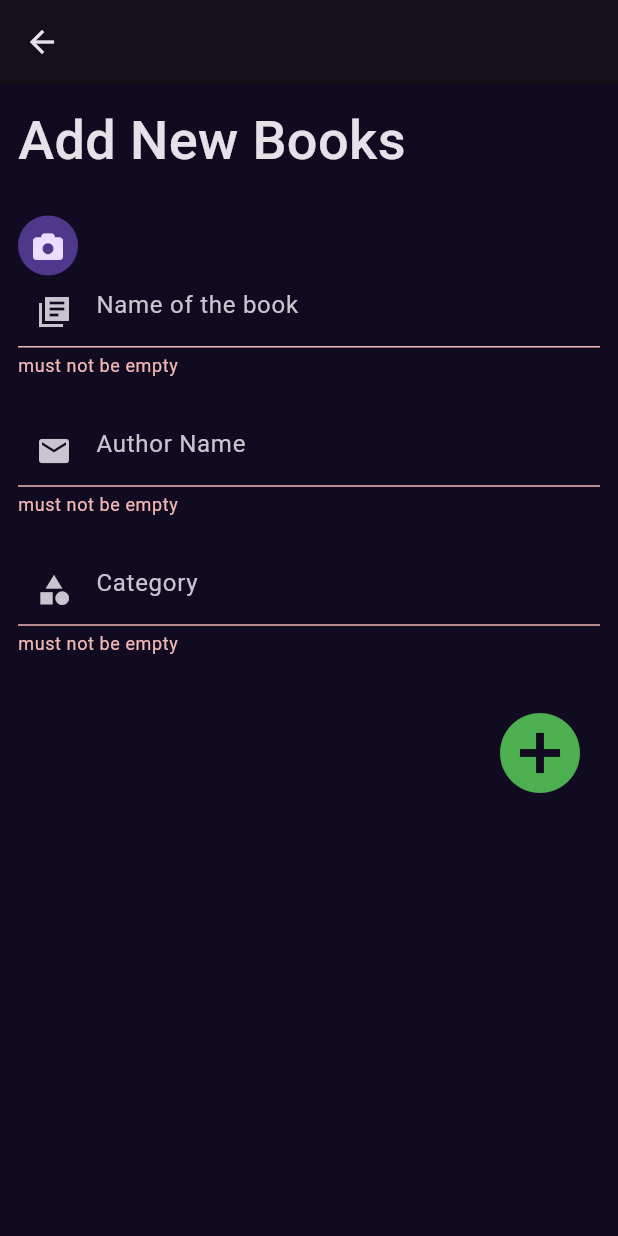
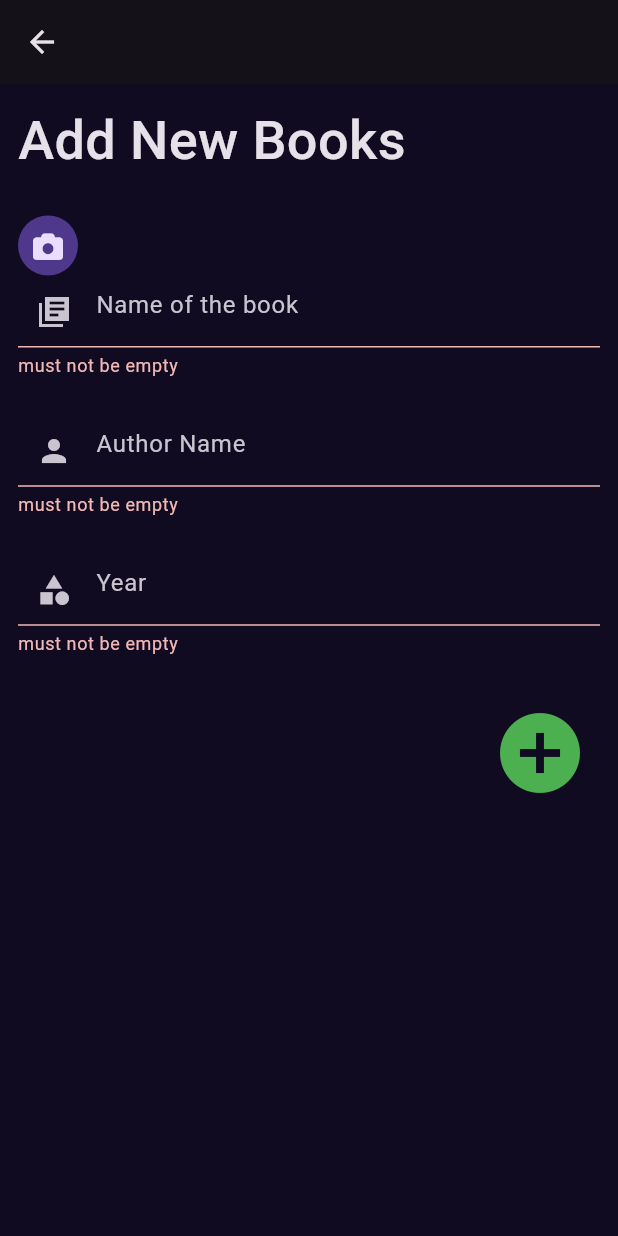
Before and after one commit to makdad-raee/books_test_app, a Flutter app: the screen it shows after launch, item 3 of the bottom bar chosen, after a tap on the "add circle" icon, on a phone screen of 412 x 824 dp. Run offline on Flutter 3.47's test engine with Material 3 defaults, Android fonts, the phone set to English and light mode, and no system bars; our stand-ins replace cached_network_image, flutter_bloc, font_awesome_flutter, get, hive, hive_flutter and 1 more; accounts and stored records are empty; network calls fail.

Commit message:
add hive and store the books localy and get from local database

```diff
--- a/lib/Features/AddNewBooks/data/models/books_model.dart
+++ b/lib/Features/AddNewBooks/data/models/books_model.dart
@@ -3,14 +3,17 @@ part 'books_model.g.dart';
 
 @HiveType(typeId: 0)
 class BooksModel extends HiveObject {
-  @HiveType(typeId: 0)
-  final String name;
-  @HiveType(typeId: 1)
-  final String author;
-  @HiveType(typeId: 2)
-  final String image;
-  @HiveType(typeId: 3)
-  final String category;
+  @HiveField(0)
+  String name;
+
+  @HiveField(1)
+  late String author;
+
+  @HiveField(2)
+  late String image;
+
+  @HiveField(3)
+  late String category;
 
   BooksModel({
     required this.name,
--- a/lib/Features/AddNewBooks/data/presentation/views/widgets/add_new_book_view_body.dart
+++ b/lib/Features/AddNewBooks/data/presentation/views/widgets/add_new_book_view_body.dart
@@ -1,8 +1,11 @@
+import 'package:books_test_app/Features/AddNewBooks/data/models/books_model.dart';
 import 'package:books_test_app/Features/manger/cubit/books_cubit.dart';
 import 'package:books_test_app/Features/manger/cubit/books_state.dart';
+import 'package:books_test_app/constants.dart';
 import 'package:flutter/material.dart';
 import 'package:flutter_bloc/flutter_bloc.dart';
 import 'package:font_awesome_flutter/font_awesome_flutter.dart';
+import 'package:get/get.dart';
 
 class AddNewBooksViewBody extends StatefulWidget {
   const AddNewBooksViewBody({super.key});
@@ -44,9 +47,7 @@ class _AddNewBooksViewBodyState extends State<AddNewBooksViewBody> {
                     //backgroundColor: Theme.scaffoldBackgroundColor,
                     radius: 20,
                     child: IconButton(
-                              onPressed: () {
-
-                              },
+                      onPressed: () {},
                       icon: const Icon(
                         FontAwesomeIcons.camera,
                         size: 20,
@@ -63,14 +64,14 @@ class _AddNewBooksViewBodyState extends State<AddNewBooksViewBody> {
                   CustomTExtFormField(
                       controller: nameController,
                       hintText: 'Author Name',
-                      icon: Icons.mail),
+                      icon: Icons.person),
                   SizedBox(
                     height: height * 0.03,
                   ),
                   CustomTExtFormField(
                       controller: autherNamecontroller,
-                      hintText: 'Category',
-                      textInputType: TextInputType.emailAddress,
+                      hintText: 'Year',
+                      textInputType: TextInputType.number,
                       icon: Icons.category),
                   SizedBox(
                     height: height * 0.03,
@@ -82,12 +83,18 @@ class _AddNewBooksViewBodyState extends State<AddNewBooksViewBody> {
                         alignment: Alignment.center,
                         child: IconButton(
                           onPressed: () {
-                            if (formkey.currentState!.validate()) {
-                              BookCubit.get(context).addBooks(
+                            BooksModel bookmodel = BooksModel(
                                 name: nameController.text,
                                 author: autherNamecontroller.text,
-                                  image: '',
+                                image: bookPic,
                                 category: ctegorycontroller.text);
+                            if (formkey.currentState!.validate()) {
+                              BookCubit.get(context)
+                                  .addBook(bookmodel: bookmodel);
+                                  Navigator.of(context).pop();
+                                  setState(() {
+
+                                  });
                             }
                           },
                           icon: const Icon(
--- a/lib/Features/Book Details/data/presenation/views/widgets/book_list_view_item.dart
+++ b/lib/Features/Book Details/data/presenation/views/widgets/book_list_view_item.dart
@@ -1,26 +1,39 @@
 import 'package:books_test_app/Features/AddNewBooks/data/models/books_model.dart';
 import 'package:books_test_app/Features/Book%20Details/data/presenation/views/book_details_view.dart';
 import 'package:books_test_app/Features/Book%20Details/data/presenation/views/widgets/custom_book_image.dart';
+import 'package:books_test_app/Features/manger/cubit/books_cubit.dart';
 import 'package:books_test_app/constants.dart';
 import 'package:flutter/material.dart';
 
-class BookListViewItem extends StatelessWidget {
+class BookListViewItem extends StatefulWidget {
   const BookListViewItem({
-    super.key, required this.booksModel,
+    super.key,
+    required this.booksModel,
+    this.isInFavouriteList = false,
   });
   final BooksModel booksModel;
+  final bool isInFavouriteList;
+  @override
+  State<BookListViewItem> createState() => _BookListViewItemState();
+}
+
+class _BookListViewItemState extends State<BookListViewItem> {
+  bool isfavourite = false;
 
   @override
   Widget build(BuildContext context) {
-    return GestureDetector(
-      onTap: () {
-       Navigator.of(context).push(MaterialPageRoute(builder: (context) =>  BookDetailsView(booksModel: booksModel),));
-      },
-      child: SizedBox(
+    return SizedBox(
       height: 105,
       child: Row(
         children: [
-            CustomBookImage(bookPic:booksModel.image),
+          GestureDetector(
+              onTap: () {
+                Navigator.of(context).push(MaterialPageRoute(
+                  builder: (context) =>
+                      BookDetailsView(booksModel: widget.booksModel),
+                ));
+              },
+              child: CustomBookImage(bookPic: widget.booksModel.image)),
           const SizedBox(
             width: 30,
           ),
@@ -30,34 +43,45 @@ class BookListViewItem extends StatelessWidget {
               children: [
                 SizedBox(
                   width: MediaQuery.of(context).size.width * 0.5,
-                    child:  Text(
-                      booksModel.name,
+                  child: Text(
+                    widget.booksModel.name,
                     style: style20,
                     overflow: TextOverflow.ellipsis,
                     maxLines: 1,
-
                   ),
                 ),
                 const SizedBox(
                   height: 3,
                 ),
-                  Text(booksModel.author,
-                    style: TextStyle(color: Colors.white54,fontStyle: FontStyle.italic),
+                Text(
+                  widget.booksModel.author,
+                  style: const TextStyle(
+                      color: Colors.white54, fontStyle: FontStyle.italic),
                 ),
                 const SizedBox(
                   height: 3,
                 ),
                 Row(
                   children: [
-                      Text(
+                    const Text(
                       'Free',
-                       style: TextStyle(fontWeight: FontWeight.bold,fontStyle: FontStyle.italic),
+                      style: TextStyle(
+                          fontWeight: FontWeight.bold,
+                          fontStyle: FontStyle.italic),
                     ),
                     const Spacer(),
-                      // BookRating(
-                      //   rating: booksModel.volumeInfo.maturityRating??"0",
-                      //   count: booksModel.volumeInfo.pageCount??0,
-                      // )
+                    !widget.isInFavouriteList
+                        ? GestureDetector(
+                            onTap: () {
+                              isfavourite = !isfavourite;
+                              print(isfavourite.toString());
+                              BookCubit.get(context).addFavouriteBook(
+                                  bookmodel: widget.booksModel);
+                              setState(() {});
+                            },
+                            child: Icon(Icons.favorite_outlined,
+                                color: isfavourite ? Colors.red : Colors.grey))
+                        : const SizedBox(),
                   ],
                 )
               ],
@@ -65,7 +89,6 @@ class BookListViewItem extends StatelessWidget {
           )
         ],
       ),
-      ),
     );
   }
 }
--- a/lib/Features/Book Details/data/presenation/views/widgets/custom_book_image.dart
+++ b/lib/Features/Book Details/data/presenation/views/widgets/custom_book_image.dart
@@ -1,10 +1,9 @@
-import 'package:books_test_app/constants.dart';
 import 'package:cached_network_image/cached_network_image.dart';
 import 'package:flutter/material.dart';
 
 class CustomBookImage extends StatelessWidget {
   const CustomBookImage({super.key, l, required this.bookPic});
-final String bookPic;
+  final String bookPic;
   @override
   Widget build(BuildContext context) {
     return ClipRRect(
--- a/lib/Features/Book Details/data/presenation/views/widgets/newest_book_list_view.dart
+++ b/lib/Features/Book Details/data/presenation/views/widgets/newest_book_list_view.dart
@@ -2,8 +2,8 @@ import 'package:books_test_app/Features/Book%20Details/data/presenation/views/wi
 import 'package:books_test_app/core/utils/Books/books.dart';
 import 'package:flutter/material.dart';
 
-class BestSellerListView extends StatelessWidget {
-  const BestSellerListView({super.key});
+class NewsetBookListView extends StatelessWidget {
+  const NewsetBookListView({super.key});
 
   @override
   Widget build(BuildContext context) {
--- a/lib/Features/Home/presentation/views/widgets/home_view_body.dart
+++ b/lib/Features/Home/presentation/views/widgets/home_view_body.dart
@@ -34,7 +34,7 @@ class HomeViewBody extends StatelessWidget {
         const SliverFillRemaining(
             child: Padding(
           padding: EdgeInsets.symmetric(horizontal: 30),
-          child: BestSellerListView(),
+          child: NewsetBookListView(),
         ))
       ],
     );
--- a/lib/Features/manger/cubit/books_state.dart
+++ b/lib/Features/manger/cubit/books_state.dart
@@ -19,3 +19,15 @@ class AddNewBooksLoadigState extends BooksState {}
 class AddNewBooksErrorState extends BooksState {}
 
 class AddNewBookssucessState extends BooksState {}
+
+class FavouriteBookState extends BooksState {}
+
+class GetNewBookLoadingState extends BooksState {}
+
+class GetNewBookssucessState extends BooksState {}
+
+class GetNewBooksErrorState extends BooksState {}
+
+class GetFavouriteBookssucessState extends BooksState {}
+
+class GetFavouriteBooksErrorState extends BooksState {}
--- a/lib/main.dart
+++ b/lib/main.dart
@@ -1,14 +1,29 @@
 import 'package:books_test_app/Features/AddNewBooks/data/models/books_model.dart';
+import 'package:books_test_app/Features/manger/cubit/observer/cubit_observer.dart';
 import 'package:books_test_app/Features/splash/presentation/views/splash_view.dart';
 import 'package:books_test_app/constants.dart';
 import 'package:flutter/material.dart';
+import 'package:flutter_bloc/flutter_bloc.dart';
 import 'package:get/get.dart';
 import 'package:hive_flutter/hive_flutter.dart';
+import 'package:path_provider/path_provider.dart';
 
-void main()async {
+Future<Box> openHiveBox({required String boxName}) async {
+  if (!Hive.isBoxOpen(boxName)) {
+    Hive.init((await getApplicationDocumentsDirectory()).path);
+  }
+  return await Hive.openBox<BooksModel>(boxName);
+}
+
+void main() async {
+  WidgetsFlutterBinding.ensureInitialized();
+  Bloc.observer = SimpleBlocObserver();
+
   await Hive.initFlutter();
- await Hive.openBox(boxName);
- Hive.registerAdapter(BooksModelAdapter());
+  Hive.registerAdapter(BooksModelAdapter());
+  await Hive.openBox<BooksModel>('books');
+    await Hive.openBox<BooksModel>('favourites');
+
   runApp(const MyApp());
 }
 
--- a/pubspec.yaml
+++ b/pubspec.yaml
@@ -42,6 +42,7 @@ dependencies:
   image_picker: ^1.0.8
   hive_flutter: ^1.1.0
   hive: ^2.2.3
+  path_provider: ^2.1.3
 
 dev_dependencies:
   hive_generator: ^2.0.1
```
Also changed, not shown: lib/Features/Book Details/data/presenation/views/widgets/book_action.dart (deleted, +0 -50 lines), lib/Features/Book Details/data/presenation/views/widgets/book_details_section.dart (+5 -7 lines), lib/Features/Favourite/presentaion/views/favourite_books_view.dart (+10 -1 lines), lib/Features/Favourite/presentaion/views/widgets/favourite_books_view_body.dart (+37 -1 lines), lib/Features/manger/cubit/books_cubit.dart (+64 -13 lines), lib/Features/saved_books.dart/presentation/views/saved_books_view.dart (+7 -0 lines), lib/Features/saved_books.dart/presentation/views/widgets/saved_books_view_body.dart (+37 -1 lines), lib/constants.dart (+12 -6 lines), lib/Features/AddNewBooks/data/models/books_model.g.dart, pubspec.lock. Lines whose indentation alone changed are shown as unchanged.
